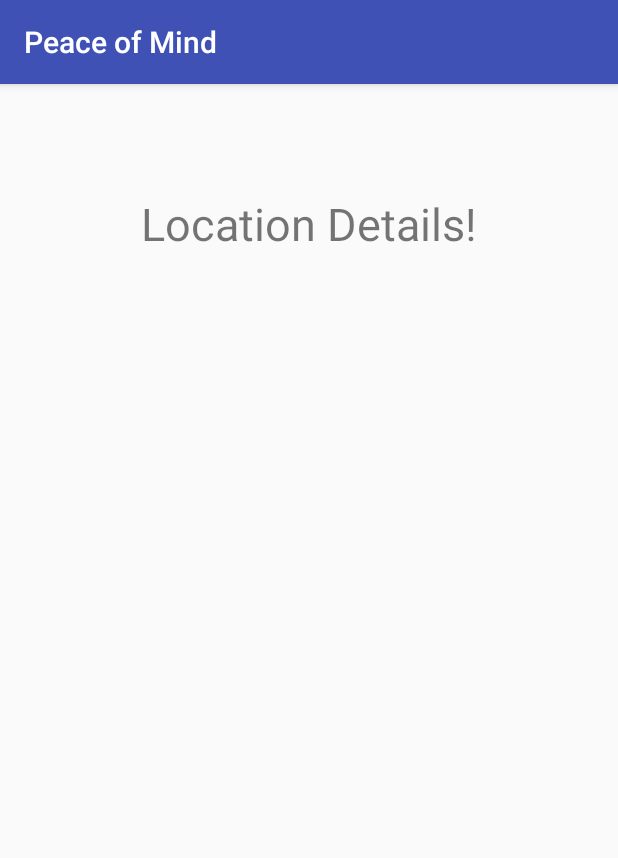
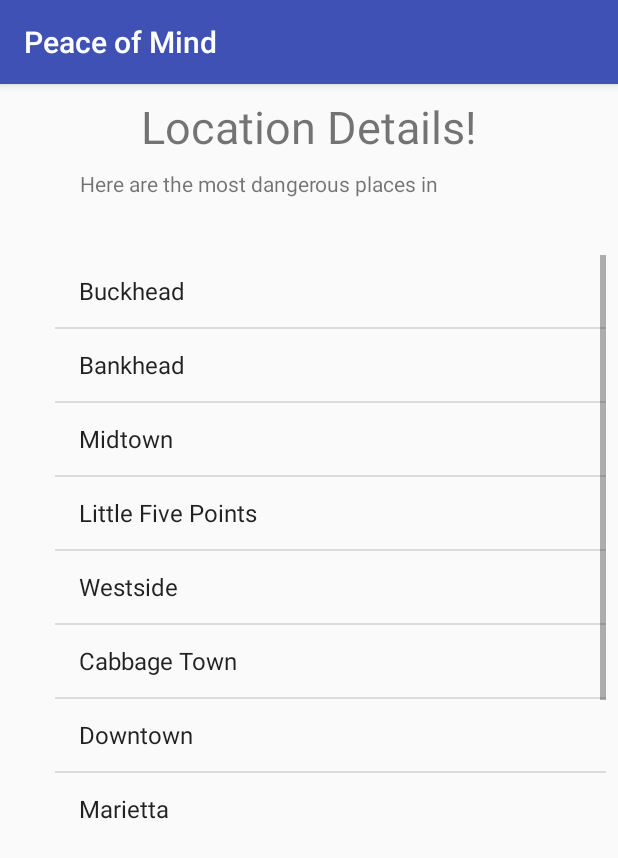
Before and after one commit to ColinJB/PeaceofMind, an Android app: the screen it shows after launch (LocationDetailsActivity), after a tap on "SUBMIT", on a phone screen of 412 x 824 dp. Shown: the top 858 px of the screen. Run offline under Robolectric (Android 15) with nearby library versions, the phone set to English and light mode, and no system bars; our stand-ins replace ButterKnife.

Commit message:
add listview and array adapter with sample locations; fix bugs on layout

```diff
--- a/app/src/main/java/com/epicodus/peaceofmind/LocationDetailsActivity.java
+++ b/app/src/main/java/com/epicodus/peaceofmind/LocationDetailsActivity.java
@@ -5,7 +5,12 @@ import android.support.v4.widget.TextViewCompat;
 import android.support.v7.app.AppCompatActivity;
 import android.os.Bundle;
 import android.util.Log;
+import android.view.View;
+import android.widget.AdapterView;
+import android.widget.ArrayAdapter;
+import android.widget.ListView;
 import android.widget.TextView;
+import android.widget.Toast;
 
 import butterknife.Bind;
 import butterknife.ButterKnife;
@@ -13,6 +18,11 @@ import butterknife.ButterKnife;
 public class LocationDetailsActivity extends AppCompatActivity {
     public static final String TAG = LocationDetailsActivity.class.getSimpleName();
     @Bind(R.id.locationInputFromIntent) TextView mLocationInputFromIntent;
+    @Bind(R.id.detailsTitle) TextView mDetailsTitle;
+    @Bind(R.id.mostDangerousListDetails) ListView mMostDangerousListDetails;
+    private String[] locations = new String[] {"Buckhead", "Bankhead",
+            "Midtown", "Little Five Points", "Westside", "Cabbage Town",
+            "Downtown", "Marietta", "Smyrna", "Bluffs"};
 
     @Override
     protected void onCreate(Bundle savedInstanceState) {
@@ -21,6 +31,17 @@ public class LocationDetailsActivity extends AppCompatActivity {
         ButterKnife.bind(this);
         Intent intent = getIntent();
         String location = intent.getStringExtra("location");
-        mLocationInputFromIntent.setText(location);
+        mLocationInputFromIntent.setText("Here are the most dangerous places in " + location);
+
+        ArrayAdapter adapter = new ArrayAdapter(this, android.R.layout.simple_list_item_1, locations);
+        mMostDangerousListDetails.setAdapter(adapter);
+
+        mMostDangerousListDetails.setOnItemClickListener(new AdapterView.OnItemClickListener() {
+            @Override
+            public void onItemClick(AdapterView<?> adapterView, View view, int i, long l) {
+                String location = ((TextView)view).getText().toString();
+                Toast.makeText(LocationDetailsActivity.this, location, Toast.LENGTH_LONG).show();
+            }
+        });
     }
 }
--- a/app/src/main/res/layout/activity_location_details.xml
+++ b/app/src/main/res/layout/activity_location_details.xml
@@ -7,7 +7,7 @@
     tools:context="com.epicodus.peaceofmind.LocationDetailsActivity">
 
     <TextView
-        android:id="@+id/textView"
+        android:id="@+id/detailsTitle"
         android:layout_width="wrap_content"
         android:layout_height="wrap_content"
         android:text="Location Details!"
@@ -21,20 +21,39 @@
         android:layout_marginTop="8dp"
         app:layout_constraintBottom_toBottomOf="parent"
         android:layout_marginBottom="8dp"
-        app:layout_constraintVertical_bias="0.091" />
+        app:layout_constraintVertical_bias="0.0"
+        android:layout_marginStart="8dp"
+        android:layout_marginEnd="8dp" />
 
     <TextView
         android:id="@+id/locationInputFromIntent"
-        android:layout_width="305dp"
-        android:layout_height="99dp"
+        android:layout_width="306dp"
+        android:layout_height="49dp"
+        android:layout_marginBottom="380dp"
+        android:layout_marginEnd="8dp"
+        android:layout_marginLeft="8dp"
+        android:layout_marginRight="8dp"
+        android:layout_marginStart="8dp"
+        android:layout_marginTop="8dp"
+        android:textSize="14sp"
+        app:layout_constraintBottom_toBottomOf="parent"
+        app:layout_constraintLeft_toLeftOf="parent"
+        app:layout_constraintRight_toRightOf="parent"
+        app:layout_constraintTop_toBottomOf="@+id/detailsTitle"
+        app:layout_constraintVertical_bias="0.0" />
+
+    <ListView
+        android:id="@+id/mostDangerousListDetails"
+        android:layout_width="367dp"
+        android:layout_height="382dp"
         android:layout_marginBottom="8dp"
         android:layout_marginLeft="8dp"
         android:layout_marginRight="8dp"
         android:layout_marginTop="8dp"
-        android:textSize="50sp"
         app:layout_constraintBottom_toBottomOf="parent"
         app:layout_constraintLeft_toLeftOf="parent"
         app:layout_constraintRight_toRightOf="parent"
-        app:layout_constraintTop_toBottomOf="@+id/textView"
-        app:layout_constraintVertical_bias="0.188" />
+        app:layout_constraintTop_toBottomOf="@+id/locationInputFromIntent"
+        app:layout_constraintVertical_bias="0.0"
+        app:layout_constraintHorizontal_bias="1.0" />
 </android.support.constraint.ConstraintLayout>
```
